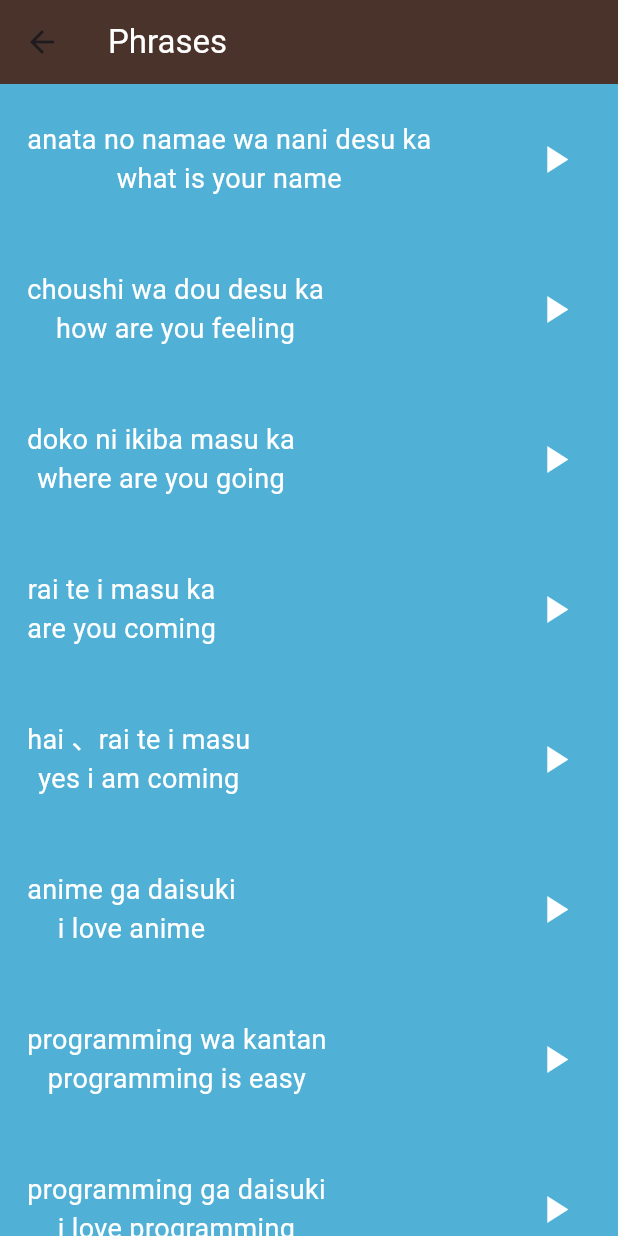
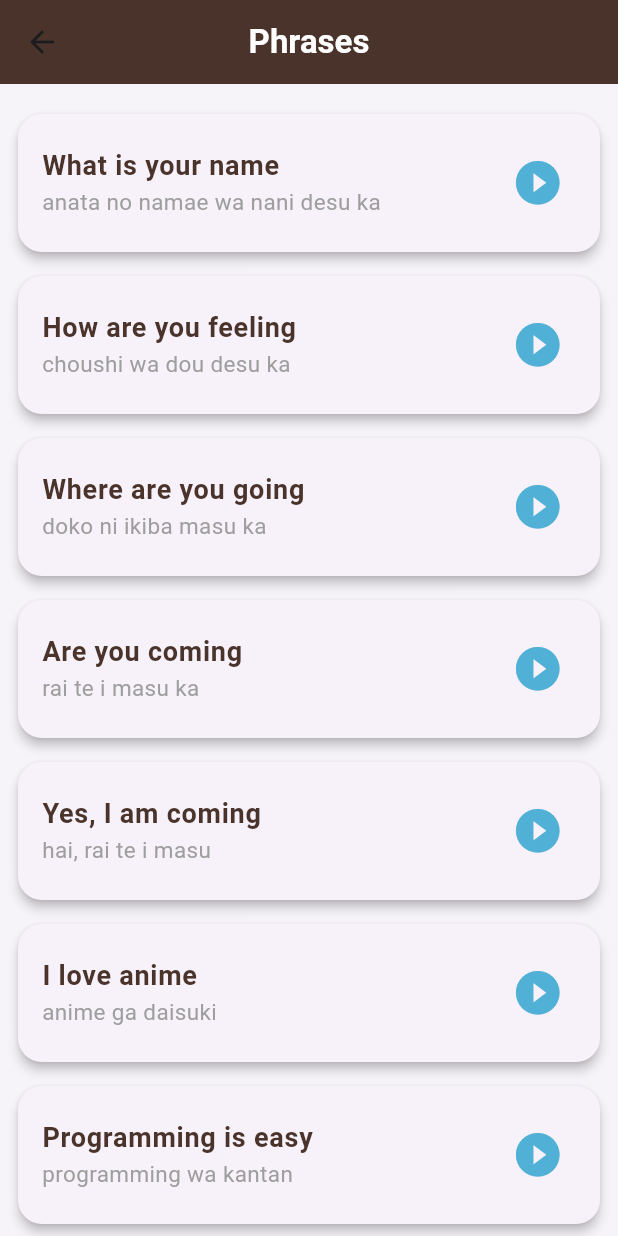
Before and after one commit to mariamfarouk555/Japanese-Application, a Flutter app: the PhrasesPage screen opened directly, on a phone screen of 412 x 824 dp. Run offline on Flutter 3.47's test engine with Material 3 defaults, Android fonts, the light colour scheme and no system bars; our stand-ins replace audioplayers.

Commit message:
Update phrases_page.dart

```diff
--- a/lib/screens/phrases_page.dart
+++ b/lib/screens/phrases_page.dart
@@ -1,80 +1,115 @@
 import 'package:flutter/material.dart';
-import 'package:project/components/phrases.dart';
 import '../screens/number.dart';
+import 'package:audioplayers/audioplayers.dart';
 
 class PhrasesPage extends StatelessWidget {
   PhrasesPage({super.key});
+
+  final AudioPlayer player = AudioPlayer();
 
   final List<Number> numbers = [
     Number(
       image: '',
       sound: 'sounds/phrases/what_is_your_name.wav',
       jpName: 'anata no namae wa nani desu ka',
-      enName: 'what is your name',
+      enName: 'What is your name',
     ),
     Number(
       image: '',
       sound: 'sounds/phrases/how_are_you_feeling.wav',
       jpName: 'choushi wa dou desu ka',
-      enName: 'how are you feeling',
+      enName: 'How are you feeling',
     ),
     Number(
       image: '',
       sound: 'sounds/phrases/where_are_you_going.wav',
       jpName: 'doko ni ikiba masu ka',
-      enName: 'where are you going',
+      enName: 'Where are you going',
     ),
     Number(
       image: '',
       sound: 'sounds/phrases/are_you_coming.wav',
       jpName: 'rai te i masu ka',
-      enName: 'are you coming',
+      enName: 'Are you coming',
     ),
     Number(
       image: '',
       sound: 'sounds/phrases/yes_im_coming.wav',
-      jpName: 'hai 、rai te i masu',
-      enName: 'yes i am coming',
+      jpName: 'hai, rai te i masu',
+      enName: 'Yes, I am coming',
     ),
     Number(
       image: '',
       sound: 'sounds/phrases/i_love_anime.wav',
       jpName: 'anime ga daisuki',
-      enName: 'i love anime',
+      enName: 'I love anime',
     ),
     Number(
       image: '',
       sound: 'sounds/phrases/programming_is_easy.wav',
       jpName: 'programming wa kantan',
-      enName: 'programming is easy',
+      enName: 'Programming is easy',
     ),
     Number(
       image: '',
       sound: 'sounds/phrases/i_love_programming.wav',
       jpName: 'programming ga daisuki',
-      enName: 'i love programming',
+      enName: 'I love programming',
     ),
     Number(
       image: '',
       sound: 'sounds/phrases/dont_forget_to_subscribe.wav',
       jpName: 'o wasure naku t koudoku',
-      enName: 'do not forget t subscribe',
+      enName: 'Do not forget to subscribe',
     ),
   ];
 
   @override
   Widget build(BuildContext context) {
     return Scaffold(
+      backgroundColor: const Color(0xffF7F4F9),
       appBar: AppBar(
+        elevation: 0,
         backgroundColor: const Color(0XFF49332A),
-        title: const Text('Phrases', style: TextStyle(color: Colors.white)),
+        title: const Text(
+          'Phrases',
+          style: TextStyle(color: Colors.white, fontWeight: FontWeight.bold),
+        ),
+        centerTitle: true,
       ),
       body: ListView.builder(
+        padding: const EdgeInsets.all(12),
         itemCount: numbers.length,
         itemBuilder: (context, index) {
-          return PhrasesItem(
-            color: const Color(0xff51B0D5),
-            item: numbers[index],
+          return Card(
+            shape: RoundedRectangleBorder(
+              borderRadius: BorderRadius.circular(16),
+            ),
+            elevation: 3,
+            margin: const EdgeInsets.symmetric(vertical: 8),
+            child: ListTile(
+              contentPadding:
+              const EdgeInsets.symmetric(horizontal: 16, vertical: 10),
+              title: Text(
+                numbers[index].enName,
+                style: const TextStyle(
+                  fontSize: 18,
+                  fontWeight: FontWeight.bold,
+                  color: Color(0xff49332A),
+                ),
+              ),
+              subtitle: Text(
+                numbers[index].jpName,
+                style: const TextStyle(fontSize: 15, color: Colors.grey),
+              ),
+              trailing: IconButton(
+                onPressed: () {
+                  player.play(AssetSource(numbers[index].sound));
+                },
+                icon: const Icon(Icons.play_circle_fill,
+                    color: Color(0xff51B0D5), size: 35),
+              ),
+            ),
           );
         },
       ),
```
